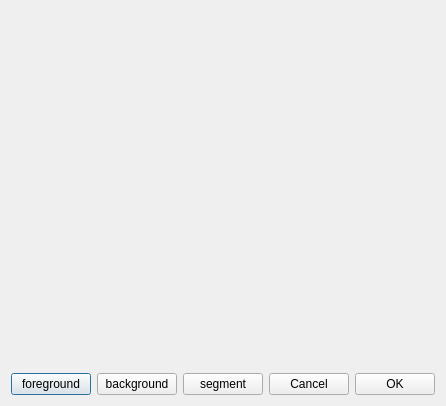
Before: the Qt Designer form Segmentation/interactionsegment.ui in MirandaGe/segmentation, drawn with Qt 5.
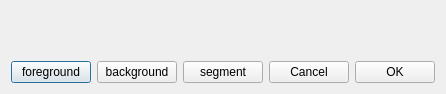
After: the same form once the commit is applied.

The edit to the form file:
```diff
--- a/Segmentation/interactionsegment.ui
+++ b/Segmentation/interactionsegment.ui
@@ -7,7 +7,7 @@
     <x>0</x>
     <y>0</y>
     <width>439</width>
-    <height>406</height>
+    <height>94</height>
    </rect>
   </property>
   <property name="windowTitle">
```
Left out of the diff: 19 changed lines with no effect on the pictures.
